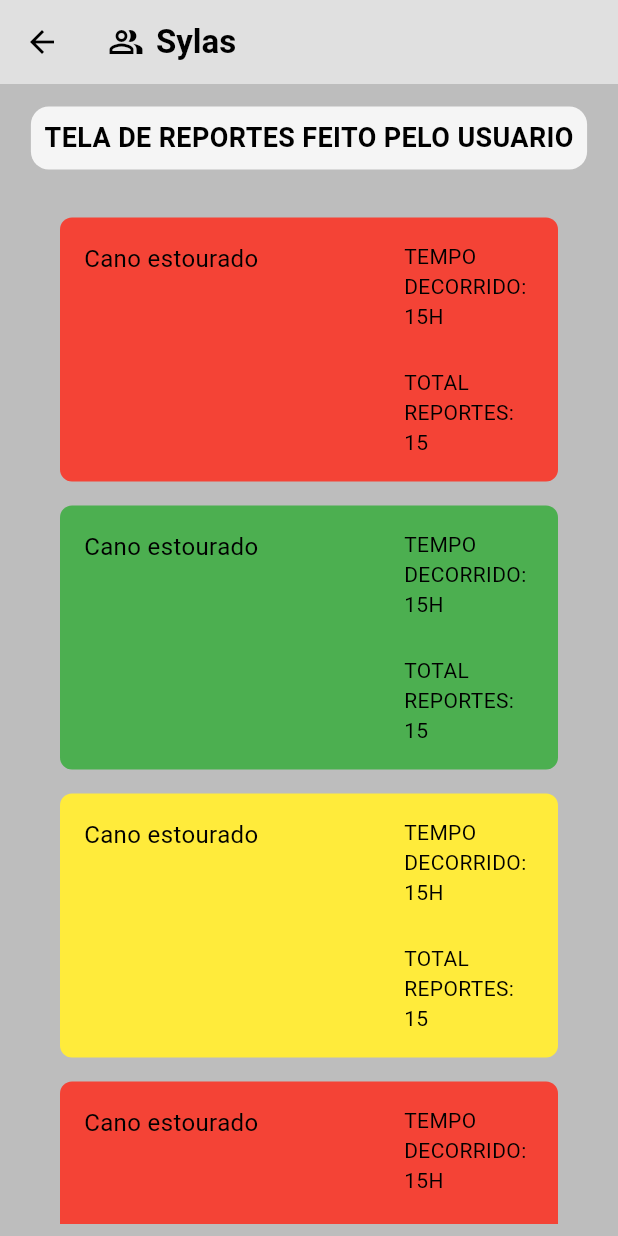
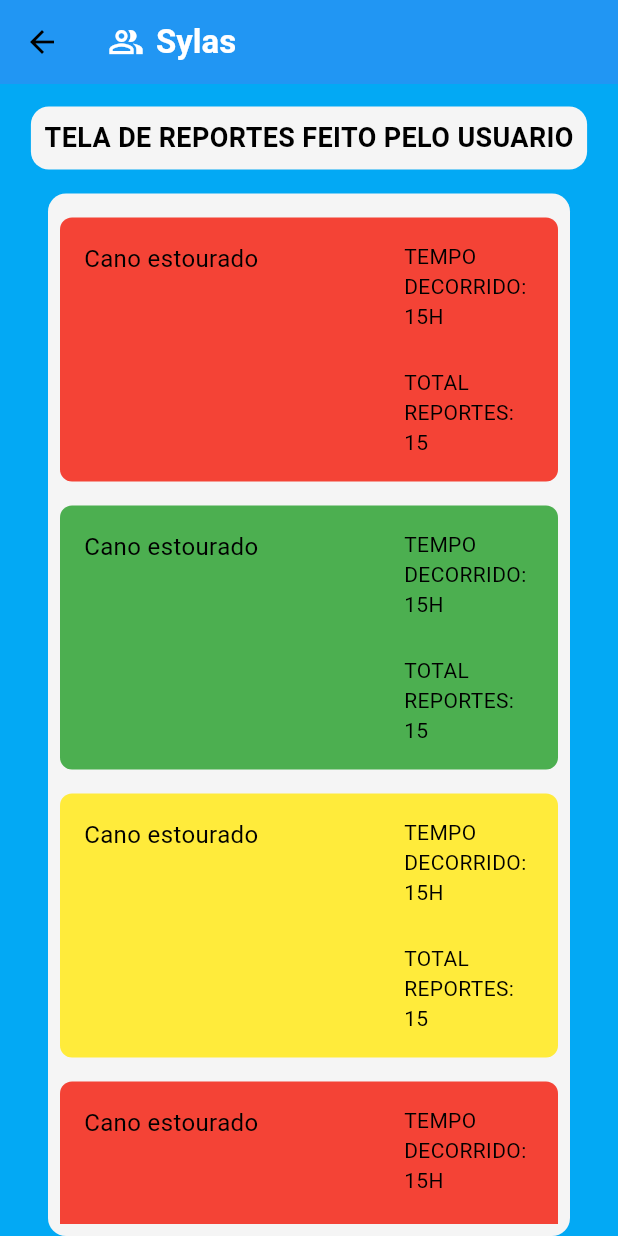
Before and after one commit to jeanPersil/CitySync, a Flutter app: the ProblemasReport screen opened directly, on a phone screen of 412 x 824 dp. Run offline on Flutter 3.47's test engine with Material 3 defaults, Android fonts, the light colour scheme and no system bars; our stand-ins replace google_maps_flutter, image_picker; missing offline and left inert: image_picker_web.

Commit message:
att cor tela lista problema/ .gitignore back_end

```diff
--- a/citysync/lib/views/lista_problemas_report.dart
+++ b/citysync/lib/views/lista_problemas_report.dart
@@ -43,18 +43,22 @@ class ProblemasReport  extends StatelessWidget {
     final horizontalPadding = (screenWidth < 600) ? 16.0 : (screenWidth - containerWidth) / 2;
     final colorScheme = Theme.of(context).colorScheme;
 
+    final theme = Theme.of(context);
+    final isDark = theme.brightness == Brightness.dark;
+
     return Scaffold(
+      backgroundColor: isDark ? Colors.grey[900] : Colors.lightBlue.withOpacidade(0.4),
       appBar: AppBar(
-        backgroundColor: colorScheme.primary,
+        backgroundColor: isDark ? Colors.grey[850] : Colors.blue,
         title: Row(
           children: [
-            Icon(Icons.people_alt_outlined, color: colorScheme.onPrimary),
+            Icon(Icons.people_alt_outlined, color: isDark ? Colors.white : Colors.white),
             const SizedBox(width: 8),
             Text(
               "Sylas",
               style: TextStyle(
                 fontWeight: FontWeight.w700,
-                color: colorScheme.onPrimary,
+                color: isDark ? Colors.white : Colors.white,
               ),
             ),
           ],
@@ -70,7 +74,7 @@ class ProblemasReport  extends StatelessWidget {
               padding: const EdgeInsets.all(8.0),
               margin: const EdgeInsets.only(bottom: 16.0),
               decoration: BoxDecoration(
-                color: colorScheme.secondary.withOpacidade(0.7),
+                color: colorScheme.secondary.withOpacidade(0.8),
                 borderRadius: BorderRadius.circular(12),
               ),
               child: const Center(
@@ -88,7 +92,7 @@ class ProblemasReport  extends StatelessWidget {
                 width: containerWidth,
                 margin: const EdgeInsets.symmetric(horizontal: 16),
                 decoration: BoxDecoration(
-                  color: colorScheme.surface,
+                  color: colorScheme.secondary.withOpacidade(0.8),
                   borderRadius: BorderRadius.circular(12),
                 ),
                 padding: const EdgeInsets.all(8),
```
Also changed, not shown: 1 other file.
